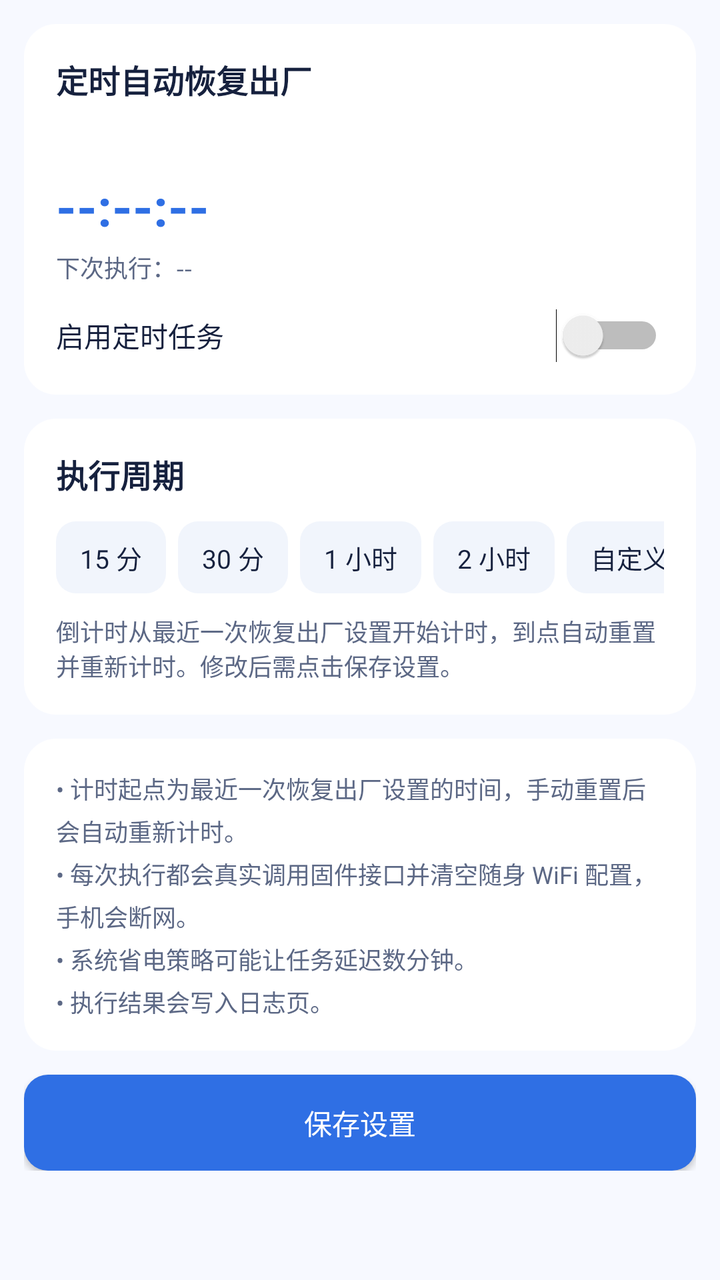
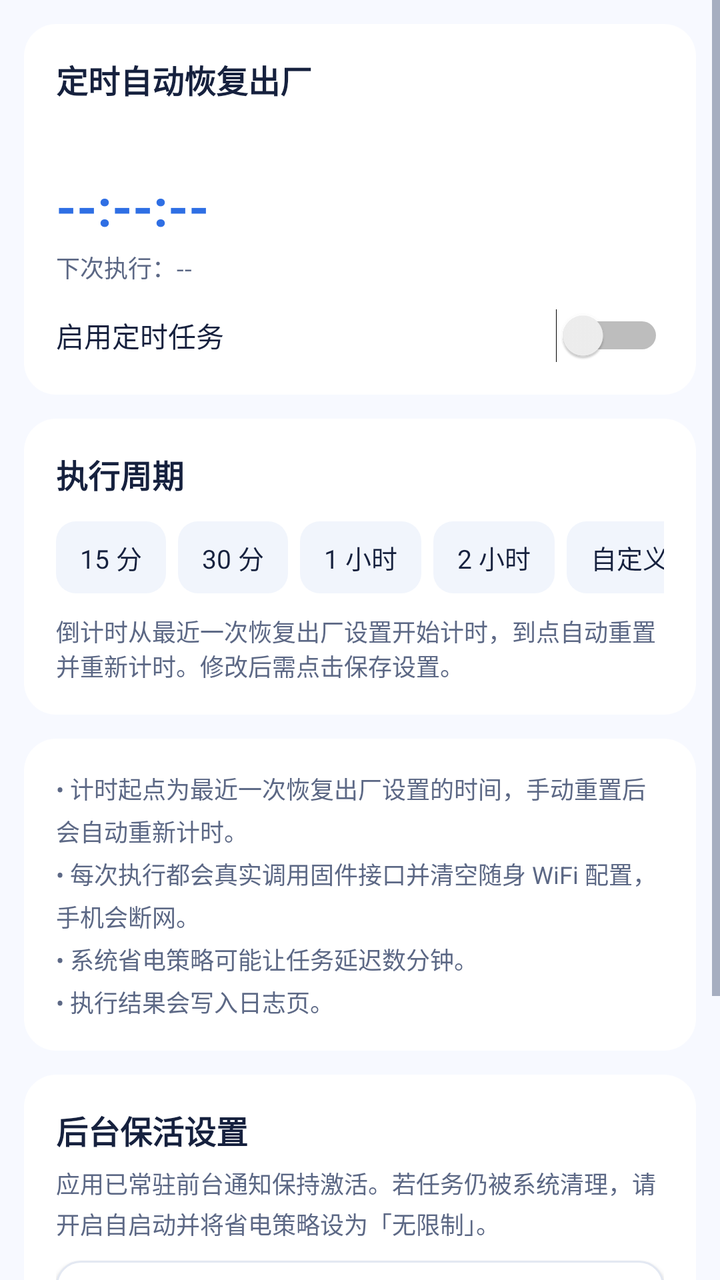

An Android layout rendered at two revisions. The XML below is the earlier revision; the diff shows what the commit changed to produce the second picture.
<!-- AndroidManifest.xml: application theme AppTheme -->
<!-- res/layout/page_automation.xml -->
<?xml version="1.0" encoding="utf-8"?>
<ScrollView xmlns:android="http://schemas.android.com/apk/res/android"
    android:layout_width="match_parent"
    android:layout_height="match_parent">

    <LinearLayout
        android:layout_width="match_parent"
        android:layout_height="wrap_content"
        android:orientation="vertical"
        android:padding="12dp">

        <LinearLayout
            android:layout_width="match_parent"
            android:layout_height="wrap_content"
            android:layout_marginBottom="12dp"
            android:background="@drawable/bg_card"
            android:orientation="vertical"
            android:padding="16dp">

            <TextView
                style="@style/CardTitle"
                android:layout_width="match_parent"
                android:layout_height="wrap_content"
                android:text="定时自动恢复出厂" />

            <TextView
                android:id="@+id/text_schedule_status"
                style="@style/CardHint"
                android:layout_width="match_parent"
                android:layout_height="wrap_content"
                android:layout_marginTop="6dp" />

            <TextView
                android:id="@+id/text_countdown"
                android:layout_width="match_parent"
                android:layout_height="wrap_content"
                android:layout_marginTop="12dp"
                android:text="--:--:--"
                android:textColor="@color/primary"
                android:textSize="26sp"
                android:textStyle="bold" />

            <TextView
                android:id="@+id/text_next_absolute"
                style="@style/CardHint"
                android:layout_width="match_parent"
                android:layout_height="wrap_content"
                android:layout_marginTop="4dp"
                android:text="下次执行：--" />

            <Switch
                android:id="@+id/switch_enabled"
                android:layout_width="match_parent"
                android:layout_height="wrap_content"
                android:layout_marginTop="12dp"
                android:text="启用定时任务"
                android:textColor="@color/text_primary"
                android:textSize="14sp" />
        </LinearLayout>

        <LinearLayout
            android:layout_width="match_parent"
            android:layout_height="wrap_content"
            android:layout_marginBottom="12dp"
            android:background="@drawable/bg_card"
            android:orientation="vertical"
            android:padding="16dp">

            <TextView
                style="@style/CardTitle"
                android:layout_width="match_parent"
                android:layout_height="wrap_content"
                android:text="执行周期" />

            <HorizontalScrollView
                android:layout_width="match_parent"
                android:layout_height="wrap_content"
                android:layout_marginTop="12dp"
                android:scrollbars="none">

                <RadioGroup
                    android:id="@+id/chip_group"
                    android:layout_width="wrap_content"
                    android:layout_height="wrap_content"
                    android:orientation="horizontal">

                <RadioButton
                    android:id="@+id/chip_15"
                    android:layout_width="wrap_content"
                    android:layout_height="36dp"
                    android:layout_marginEnd="6dp"
                    android:background="@drawable/bg_chip"
                    android:button="@null"
                    android:paddingStart="12dp"
                    android:paddingEnd="12dp"
                    android:text="15 分"
                    android:textAllCaps="false"
                    android:textColor="@color/chip_text_color"
                    android:textSize="13sp" />

                <RadioButton
                    android:id="@+id/chip_30"
                    android:layout_width="wrap_content"
                    android:layout_height="36dp"
                    android:layout_marginEnd="6dp"
                    android:background="@drawable/bg_chip"
                    android:button="@null"
                    android:paddingStart="12dp"
                    android:paddingEnd="12dp"
                    android:text="30 分"
                    android:textAllCaps="false"
                    android:textColor="@color/chip_text_color"
                    android:textSize="13sp" />

                <RadioButton
                    android:id="@+id/chip_60"
                    android:layout_width="wrap_content"
                    android:layout_height="36dp"
                    android:layout_marginEnd="6dp"
                    android:background="@drawable/bg_chip"
                    android:button="@null"
                    android:paddingStart="12dp"
                    android:paddingEnd="12dp"
                    android:text="1 小时"
                    android:textAllCaps="false"
                    android:textColor="@color/chip_text_color"
                    android:textSize="13sp" />

                <RadioButton
                    android:id="@+id/chip_120"
                    android:layout_width="wrap_content"
                    android:layout_height="36dp"
                    android:layout_marginEnd="6dp"
                    android:background="@drawable/bg_chip"
                    android:button="@null"
                    android:paddingStart="12dp"
                    android:paddingEnd="12dp"
                    android:text="2 小时"
                    android:textAllCaps="false"
                    android:textColor="@color/chip_text_color"
                    android:textSize="13sp" />

                <RadioButton
                    android:id="@+id/chip_custom"
                    android:layout_width="wrap_content"
                    android:layout_height="36dp"
                    android:background="@drawable/bg_chip"
                    android:button="@null"
                    android:paddingStart="12dp"
                    android:paddingEnd="12dp"
                    android:text="自定义"
                    android:textAllCaps="false"
                    android:textColor="@color/chip_text_color"
                    android:textSize="13sp" />
                </RadioGroup>
            </HorizontalScrollView>

            <TextView
                style="@style/CardHint"
                android:layout_width="match_parent"
                android:layout_height="wrap_content"
                android:layout_marginTop="10dp"
                android:text="倒计时从最近一次恢复出厂设置开始计时，到点自动重置并重新计时。修改后需点击保存设置。" />
        </LinearLayout>

        <LinearLayout
            android:layout_width="match_parent"
            android:layout_height="wrap_content"
            android:layout_marginBottom="12dp"
            android:background="@drawable/bg_card"
            android:orientation="vertical"
            android:padding="16dp">

            <TextView
                style="@style/CardHint"
                android:layout_width="match_parent"
                android:layout_height="wrap_content"
                android:lineSpacingExtra="4dp"
                android:text="• 计时起点为最近一次恢复出厂设置的时间，手动重置后会自动重新计时。\n• 每次执行都会真实调用固件接口并清空随身 WiFi 配置，手机会断网。\n• 系统省电策略可能让任务延迟数分钟。\n• 执行结果会写入日志页。" />
        </LinearLayout>

        <Button
            android:id="@+id/btn_save"
            android:layout_width="match_parent"
            android:layout_height="wrap_content"
            android:background="@drawable/bg_button"
            android:text="保存设置"
            android:textAllCaps="false"
            android:textColor="#FFFFFFFF" />
    </LinearLayout>
</ScrollView>
<!-- resources referenced by this layout -->
<resources>
  <color name="primary">#2F6FE4</color>
  <color name="text_primary">#16213E</color>
  <!-- drawable bg_button (drawable) -->
  <?xml version="1.0" encoding="utf-8"?>
  <selector xmlns:android="http://schemas.android.com/apk/res/android">
      <item android:state_pressed="true">
          <shape android:shape="rectangle">
              <solid android:color="#255FBF" />
              <corners android:radius="12dp" />
          </shape>
      </item>
      <item>
          <shape android:shape="rectangle">
              <solid android:color="@color/primary" />
              <corners android:radius="12dp" />
          </shape>
      </item>
  </selector>
  <!-- drawable bg_card (drawable) -->
  <?xml version="1.0" encoding="utf-8"?>
  <shape xmlns:android="http://schemas.android.com/apk/res/android" android:shape="rectangle">
      <solid android:color="@color/card_bg" />
      <corners android:radius="16dp" />
  </shape>
  <!-- drawable bg_chip (drawable) -->
  <?xml version="1.0" encoding="utf-8"?>
  <selector xmlns:android="http://schemas.android.com/apk/res/android">
      <item android:state_checked="true">
          <shape android:shape="rectangle">
              <solid android:color="@color/primary" />
              <corners android:radius="10dp" />
          </shape>
      </item>
      <item android:state_pressed="true">
          <shape android:shape="rectangle">
              <solid android:color="@color/surface_bg" />
              <corners android:radius="10dp" />
          </shape>
      </item>
      <item>
          <shape android:shape="rectangle">
              <solid android:color="@color/surface_bg" />
              <corners android:radius="10dp" />
          </shape>
      </item>
  </selector>
  <style name="CardHint">
          <item name="android:textColor">@color/text_muted</item>
          <item name="android:textSize">12sp</item>
      </style>
  <style name="CardTitle">
          <item name="android:textColor">@color/text_primary</item>
          <item name="android:textStyle">bold</item>
          <item name="android:textSize">16sp</item>
      </style>
  <style name="AppTheme" parent="@android:style/Theme.Material.Light.NoActionBar">
          <item name="android:windowBackground">@color/window_bg</item>
          <item name="android:colorAccent">@color/primary</item>
          <item name="android:colorControlActivated">@color/primary</item>
          <item name="android:textColorPrimary">@color/text_primary</item>
          <item name="android:textColorSecondary">@color/text_muted</item>
      </style>
  <color name="card_bg">#FFFFFF</color>
  <color name="surface_bg">#F1F5FC</color>
  <color name="text_muted">#5C6885</color>
  <color name="window_bg">#F7F9FF</color>
</resources>

<!-- the commit's change to res/layout/page_automation.xml (unified diff, before → after) -->
@@ -177,6 +177,51 @@
                 android:layout_height="wrap_content"
                 android:lineSpacingExtra="4dp"
                 android:text="• 计时起点为最近一次恢复出厂设置的时间，手动重置后会自动重新计时。\n• 每次执行都会真实调用固件接口并清空随身 WiFi 配置，手机会断网。\n• 系统省电策略可能让任务延迟数分钟。\n• 执行结果会写入日志页。" />
+        </LinearLayout>
+
+        <LinearLayout
+            android:layout_width="match_parent"
+            android:layout_height="wrap_content"
+            android:layout_marginBottom="12dp"
+            android:background="@drawable/bg_card"
+            android:orientation="vertical"
+            android:padding="16dp">
+
+            <TextView
+                style="@style/CardTitle"
+                android:layout_width="match_parent"
+                android:layout_height="wrap_content"
+                android:text="后台保活设置" />
+
+            <TextView
+                style="@style/CardHint"
+                android:layout_width="match_parent"
+                android:layout_height="wrap_content"
+                android:layout_marginTop="6dp"
+                android:lineSpacingExtra="3dp"
+                android:text="应用已常驻前台通知保持激活。若任务仍被系统清理，请开启自启动并将省电策略设为「无限制」。" />
+
+            <Button
+                android:id="@+id/btn_autostart"
+                android:layout_width="match_parent"
+                android:layout_height="wrap_content"
+                android:layout_marginTop="10dp"
+                android:background="@drawable/bg_button_ghost"
+                android:text="开启自启动"
+                android:textAllCaps="false"
+                android:textColor="@color/primary"
+                android:textSize="14sp" />
+
+            <Button
+                android:id="@+id/btn_battery"
+                android:layout_width="match_parent"
+                android:layout_height="wrap_content"
+                android:layout_marginTop="8dp"
+                android:background="@drawable/bg_button_ghost"
+                android:text="设置省电策略"
+                android:textAllCaps="false"
+                android:textColor="@color/primary"
+                android:textSize="14sp" />
         </LinearLayout>
 
         <Button
<!-- resource entries referenced after the edit -->
@@ -15,6 +15,23 @@
           <shape android:shape="rectangle">
               <solid android:color="@color/primary" />
               <corners android:radius="12dp" />
+          </shape>
+      </item>
+  </selector>
+  <!-- drawable bg_button_ghost (drawable) -->
+  <?xml version="1.0" encoding="utf-8"?>
+  <selector xmlns:android="http://schemas.android.com/apk/res/android">
+      <item android:state_pressed="true">
+          <shape android:shape="rectangle">
+              <solid android:color="@color/surface_bg" />
+              <corners android:radius="12dp" />
+          </shape>
+      </item>
+      <item>
+          <shape android:shape="rectangle">
+              <solid android:color="@color/card_bg" />
+              <corners android:radius="12dp" />
+              <stroke android:width="1dp" android:color="@color/divider" />
           </shape>
       </item>
   </selector>
@@ -63,6 +80,7 @@
           <item name="android:textColorSecondary">@color/text_muted</item>
       </style>
   <color name="card_bg">#FFFFFF</color>
+  <color name="divider">#E3E8F2</color>
   <color name="surface_bg">#F1F5FC</color>
   <color name="text_muted">#5C6885</color>
   <color name="window_bg">#F7F9FF</color>
